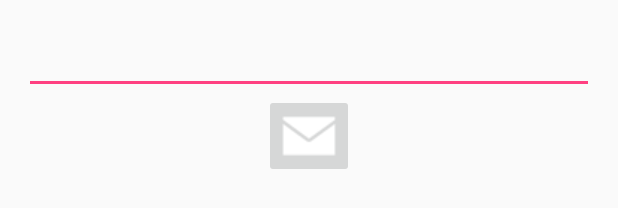
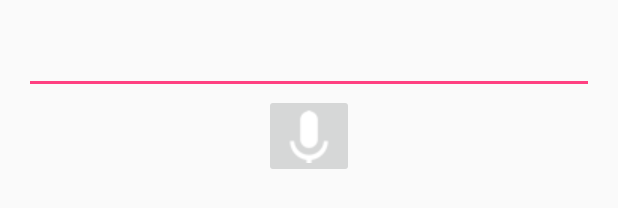
Before and after one commit to osvc96/DflowApp, an Android app: the layout activity_send_mail.xml on its own in the app's theme, with its tools: preview values and no code run, on a phone screen of 412 x 824 dp. Shown: the part 620-828 px from the top of the screen. Run offline under Robolectric (Android 15) with nearby library versions, the phone set to English and light mode, and no system bars.

```diff
--- a/app/src/main/res/layout/activity_send_mail.xml
+++ b/app/src/main/res/layout/activity_send_mail.xml
@@ -40,13 +40,13 @@
         android:visibility="visible" />
 
     <ImageButton
-        android:id="@+id/sendMailButton"
+        android:id="@+id/voiceButton"
         android:layout_width="wrap_content"
         android:layout_height="wrap_content"
         android:layout_below="@+id/emailEditText"
         android:layout_centerHorizontal="true"
-        android:onClick="onSendMailButtonClick"
-        android:src="@drawable/mail_icon"
+        android:onClick="onVoiceButtonClick"
+        android:src="@drawable/voice_icon"
         android:visibility="visible" />
 
     <ProgressBar
@@ -61,8 +61,10 @@
         android:id="@+id/conclusionTextView"
         android:layout_width="match_parent"
         android:layout_height="wrap_content"
-        android:layout_below="@+id/sendMailButton"
-        android:layout_centerHorizontal="true"
+        android:layout_below="@+id/voiceButton"
+        android:layout_marginBottom="283dp"
+        android:layout_marginEnd="45dp"
+        android:layout_marginRight="45dp"
         android:text="@string/conclusion_text"
         android:textAppearance="?android:attr/textAppearanceMedium"
         android:visibility="gone" />
--- a/app/src/main/res/values/strings.xml
+++ b/app/src/main/res/values/strings.xml
@@ -25,6 +25,8 @@
     <string name="discover_toast_text_error">Error finding mail service\nCheck logcat for details</string>
     <string name="send_mail_toast_text_error">Error sending email\nCheck logcat for details</string>
     <string name="warning_clientid_redirecturi_incorrect">The client ID or redirect URI is not valid. Enter a valid client ID and redirect URI in the Constants.java file and run again</string>
+
+    <string name="destination">juan.guerrero@avantica.net</string>
 
     <!-- Email text -->
     <string name="mail_subject_text">Welcome to Microsoft Graph development on Android with the Connect sample</string>
```
Also changed, not shown: app/src/main/java/com/example/oscar/dflowapp/SendMailActivity.java (+104 -7 lines), app/src/main/res/drawable/voice_icon.png (added), app/src/main/res/drawable/voice_icon2.png (added).
